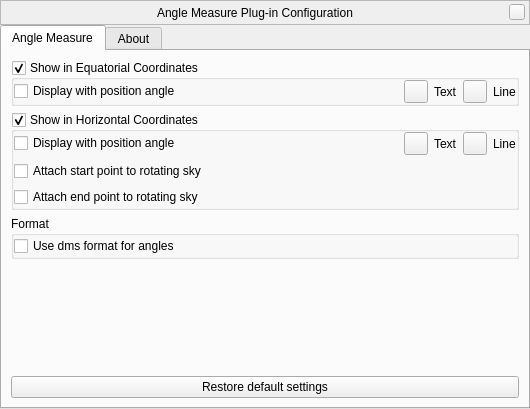
Qt form plugins/AngleMeasure/src/gui/angleMeasureDialog.ui (519984307/stellarium_src) before a commit.
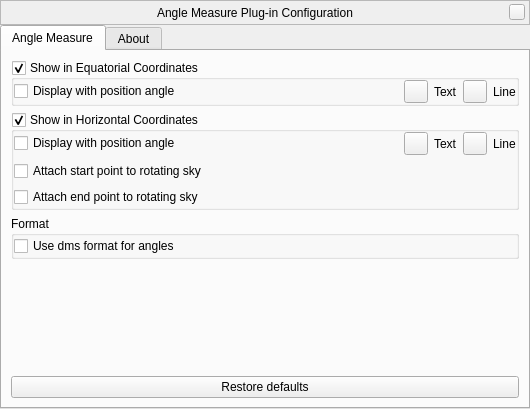
The same form after that commit. Custom widgets are drawn as their Qt base class.

Commit message: Another linguistic fix for GUI

The edit to the form file:
```diff
--- a/plugins/AngleMeasure/src/gui/angleMeasureDialog.ui
+++ b/plugins/AngleMeasure/src/gui/angleMeasureDialog.ui
@@ -406,7 +406,7 @@
           </sizepolicy>
          </property>
          <property name="text">
-          <string>Restore default settings</string>
+          <string>Restore defaults</string>
          </property>
         </widget>
        </item>
```
The commit also changes 3 other files.
